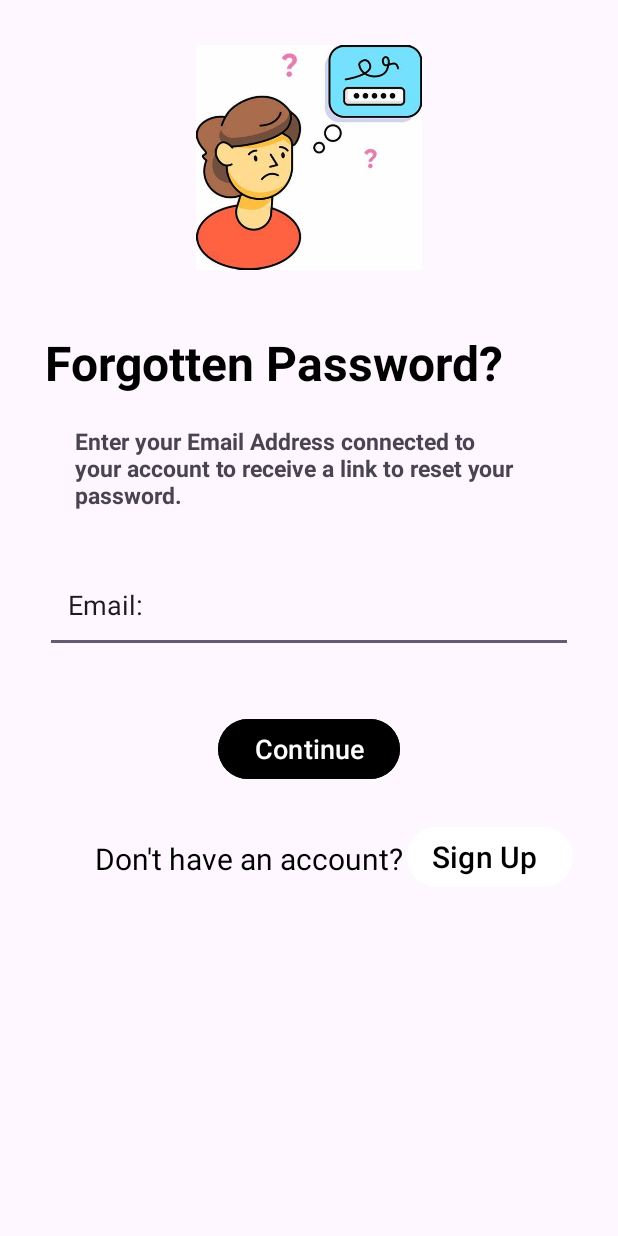
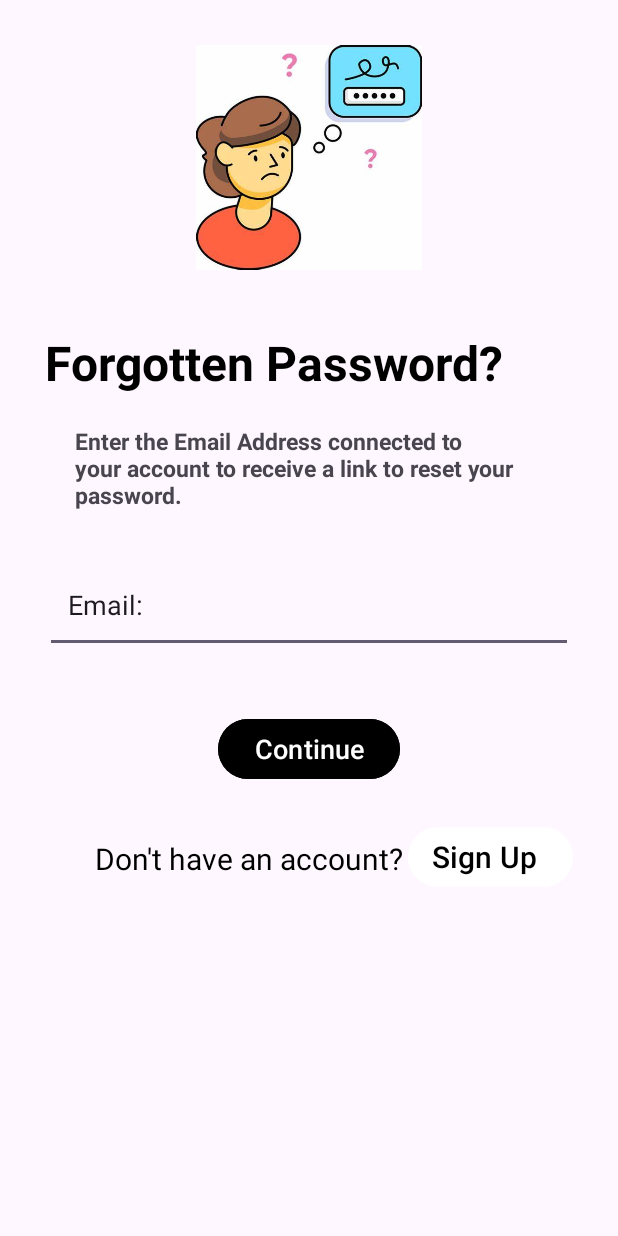
Before and after one commit to Dehbbyk/WomenTechstersFirstApp, an Android app: the ForgetPasswordActivity screen opened directly, with no data from a screen before it, on a phone screen of 412 x 824 dp. Run offline under Robolectric (Android 15) with nearby library versions, the phone set to English and light mode, and no system bars.

Commit message:
24th Nov. work

```diff
--- a/app/src/main/AndroidManifest.xml
+++ b/app/src/main/AndroidManifest.xml
@@ -12,6 +12,9 @@
         android:supportsRtl="true"
         android:theme="@style/Theme.WomenTechstersFirstApp"
         tools:targetApi="31">
+        <activity
+            android:name=".HomeActivity"
+            android:exported="false" />
         <activity
             android:name=".ForgetPasswordActivity"
             android:exported="false" />
--- a/app/src/main/java/com/debbie/womentechsters/LoginActivity.kt
+++ b/app/src/main/java/com/debbie/womentechsters/LoginActivity.kt
@@ -23,5 +23,11 @@ class LoginActivity : AppCompatActivity() {
 
             startActivity(intent)
         }
+        val loginBtn: Button = findViewById(R.id.loginButton)
+        loginBtn.setOnClickListener{
+            val i = Intent(this, HomeActivity:: class.java)
+
+            startActivity(i)
+        }
     }
 }
--- a/app/src/main/res/layout/activity_create_new_account.xml
+++ b/app/src/main/res/layout/activity_create_new_account.xml
@@ -13,6 +13,7 @@
         android:layout_margin="60dp"
         android:layout_marginEnd="50dp"
         android:src="@drawable/pink_bg"
+        app:layout_constraintTop_toBottomOf=""
         app:layout_constraintEnd_toEndOf="parent"
         app:layout_constraintHorizontal_bias="0.54"
         app:layout_constraintStart_toStartOf="parent"
--- a/app/src/main/res/layout/activity_forget_password.xml
+++ b/app/src/main/res/layout/activity_forget_password.xml
@@ -29,7 +29,7 @@
         android:id="@+id/txt_0"
         android:layout_width="match_parent"
         android:layout_height="wrap_content"
-        android:text="Enter your Email Address connected to your account to receive a link to reset your password."
+        android:text="Enter the Email Address connected to your account to receive a link to reset your password."
         app:layout_constraintTop_toBottomOf="@id/txt"
         android:layout_margin="20sp"
         android:textSize="15sp"
@@ -62,7 +62,7 @@
         android:layout_marginStart="8dp"
         android:layout_marginTop="35dp"
         android:paddingHorizontal="25dp"
-        android:text="Don't have an account?"
+        android:text="Don't have an account? "
         android:textColor="@color/black"
         android:textSize="20dp"
         app:layout_constraintStart_toStartOf="parent"
@@ -74,8 +74,8 @@
         android:layout_height="wrap_content"
         android:layout_marginTop="24dp"
         android:backgroundTint="#fff"
-        android:paddingLeft="16dp"
-        android:text="Sign Up"
+        android:paddingLeft="1dp"
+        android:text="   Sign Up"
         android:textColor="@color/black"
         android:textSize="20dp"
         app:layout_constraintEnd_toEndOf="parent"
--- a/app/src/main/res/layout/activity_login.xml
+++ b/app/src/main/res/layout/activity_login.xml
@@ -60,7 +60,7 @@
         app:layout_constraintStart_toStartOf="parent"
         app:layout_constraintTop_toBottomOf="@+id/editText"/>
     <Button
-        android:id="@+id/button"
+        android:id="@+id/loginButton"
         android:layout_width="150dp"
         android:layout_height="wrap_content"
         android:text="LOGIN"
@@ -81,7 +81,7 @@
         android:textColor="#000"
         app:layout_constraintStart_toStartOf="parent"
         app:layout_constraintEnd_toEndOf="parent"
-        app:layout_constraintTop_toBottomOf="@id/button"/>
+        app:layout_constraintTop_toBottomOf="@id/loginButton"/>
     <Button
         android:id="@+id/createNewAccount"
         android:layout_width="wrap_content"
```
Also changed, not shown: app/src/main/java/com/debbie/womentechsters/HomeActivity.kt (added, +11 -0 lines), app/src/main/res/layout/activity_home.xml (added, +16 -0 lines).
